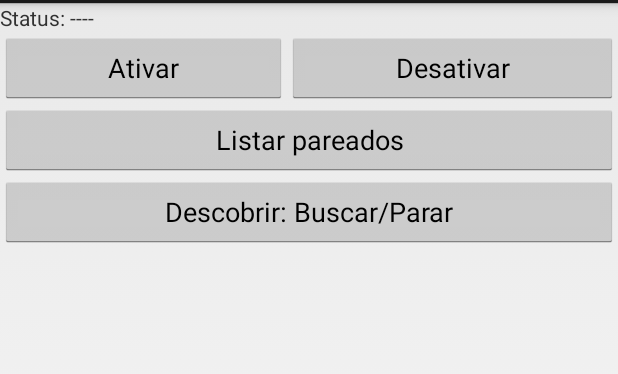
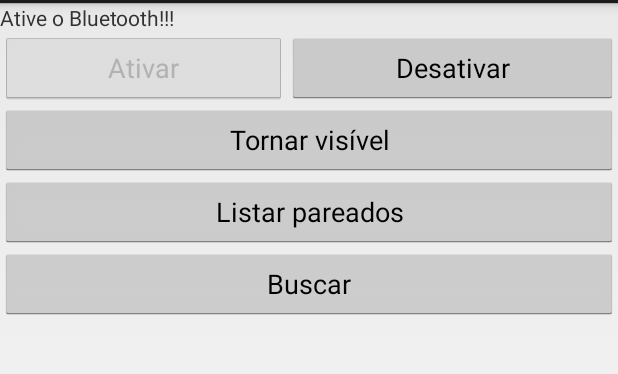
Before and after one commit to filipe1309/Codes, an Android app: the screen it shows after launch (MyActivity), after a tap on "Ativar", on a phone screen of 412 x 824 dp, the part 69-443 px from its top. Run offline under Robolectric (Android 15) with nearby library versions, the phone set to English and light mode, and no system bars.

Commit message:
android: Add discoverable mode
Signed-off-by: Filipe Leuch Bonfim <flb09@inf.ufpr.br>

```diff
--- a/android/BluetoothDevelopers/app/src/main/java/com/c3sl/flb09/bluetoothdevelopers/MyActivity.java
+++ b/android/BluetoothDevelopers/app/src/main/java/com/c3sl/flb09/bluetoothdevelopers/MyActivity.java
@@ -26,9 +26,11 @@ public class MyActivity extends Activity {
     private BluetoothAdapter mBluetoothAdapter = null;
     private Button bt_find_stop;
     private Button bt_list;
+    private Button bt_disc;
     private Button bt_on;
     private Button bt_off;
     private TextView tv_text;
+    private int DISCOVERABLE_DURATION = 15;
     private ArrayAdapter<String> mArrayAdapter;
     private Set<BluetoothDevice> pairedDevices;
     private ListView listView;
@@ -45,6 +47,7 @@ public class MyActivity extends Activity {
         tv_text = (TextView) findViewById(R.id.tv_text);
         bt_on = (Button) findViewById(R.id.bt_on);
         bt_off = (Button) findViewById(R.id.bt_off);
+        bt_disc = (Button) findViewById(R.id.bt_disc);
         bt_list = (Button) findViewById(R.id.bt_list);
         bt_find_stop = (Button) findViewById(R.id.bt_find_stop);
         mBluetoothAdapter = BluetoothAdapter.getDefaultAdapter();
@@ -55,9 +58,15 @@ public class MyActivity extends Activity {
             bt_list.setEnabled(false);
             bt_on.setEnabled(false);
             bt_off.setEnabled(false);
+            bt_disc.setEnabled(false);
             tv_text.setText("Status: not supported");
             Toast.makeText(this, "Device does not support Bluetooth", Toast.LENGTH_LONG).show();
         } else {
+
+            if(!mBluetoothAdapter.isEnabled()) {
+                disableButtons();
+            }
+
             // Ativar Bluetooth
             bt_on.setOnClickListener(new View.OnClickListener() {
                 @Override
@@ -71,6 +80,13 @@ public class MyActivity extends Activity {
                 @Override
                 public void onClick(View view) {
                     bluetooth_off(view);
+                }
+            });
+
+            bt_disc.setOnClickListener(new View.OnClickListener() {
+                @Override
+                public void onClick(View view) {
+                    setDeviceVisible();
                 }
             });
 
@@ -95,7 +111,23 @@ public class MyActivity extends Activity {
 
             listView = (ListView) findViewById(R.id.lv_pared_devices);
             listView.setAdapter(mArrayAdapter);
+
+            registerBR();
+
         }
+    }
+
+    public void registerBR() {
+        // registrando o BroadcastReceiver, desregistrar no onDestroy()
+        IntentFilter filter = new IntentFilter();
+        // Para identificar pelo Broadcast Receiver quando um dispositivo por encontrado
+        filter.addAction(BluetoothDevice.ACTION_FOUND);
+        // Para identificar o final do modo de descoberta
+        filter.addAction(BluetoothAdapter.ACTION_DISCOVERY_FINISHED);
+        // Para decobrir quando saiu/entrou do modo visível
+        filter.addAction(BluetoothAdapter.ACTION_SCAN_MODE_CHANGED);
+        this.registerReceiver(mReceiver,filter);
+        //registerReceiver(mReceiver, new IntentFilter(BluetoothDevice.ACTION_FOUND));
     }
 
     // Descobrindo dispositivos
@@ -111,23 +143,60 @@ public class MyActivity extends Activity {
                 BluetoothDevice device = intent.getParcelableExtra(BluetoothDevice.EXTRA_DEVICE);
                 mArrayAdapter.add(device.getName() + "\n" + device.getAddress() + "\n" + "finded");
                 mArrayAdapter.notifyDataSetChanged();
+            } else if(BluetoothAdapter.ACTION_DISCOVERY_FINISHED.equals(action)) {
+                if(mBluetoothAdapter.isEnabled())
+                    bt_find_stop.setEnabled(true);
+                bt_find_stop.setText(R.string.find_stop);
+            } else if (BluetoothAdapter.ACTION_SCAN_MODE_CHANGED.equals(action)) {
+                if((BluetoothAdapter.EXTRA_PREVIOUS_SCAN_MODE.equals(
+                        BluetoothAdapter.SCAN_MODE_CONNECTABLE_DISCOVERABLE) ||
+                        BluetoothAdapter.EXTRA_PREVIOUS_SCAN_MODE.equals(
+                                BluetoothAdapter.SCAN_MODE_NONE))){
+                    bt_disc.setEnabled(true);
+                    tv_text.setText("Status: end discoverable.");
+                } else {
+                    tv_text.setText("Status: scan mode: PV: "+ BluetoothAdapter.EXTRA_PREVIOUS_SCAN_MODE + "Actual:"+BluetoothAdapter.EXTRA_SCAN_MODE);
+
+                }
             }
         }
     };
+
+    public void setDeviceVisible() {
+        // Se o Bluetooth não estiver ativo, então ele será
+        // automaticamenta ativado
+        enableButtons();
+        Intent enablaBtIntent = new Intent(BluetoothAdapter.ACTION_REQUEST_DISCOVERABLE);
+        enablaBtIntent.putExtra(BluetoothAdapter.EXTRA_DISCOVERABLE_DURATION,DISCOVERABLE_DURATION);
+        startActivityForResult(enablaBtIntent, REQUEST_ENABLE_BT);
+        bt_disc.setEnabled(false);
+    }
+
+    public void enableButtons() {
+        bt_find_stop.setEnabled(true);
+        bt_list.setEnabled(true);
+        bt_off.setEnabled(true);
+        bt_on.setEnabled(false);
+    }
+
+    public void disableButtons() {
+        bt_find_stop.setEnabled(false);
+        bt_list.setEnabled(false);
+        bt_off.setEnabled(false);
+        bt_on.setEnabled(true);
+        tv_text.setText("Ative o Bluetooth!!!");
+    }
 
     public void find(View v) {
         // Se estiver buscando disposito então para de buscar
         if (mBluetoothAdapter.isEnabled())
             if (mBluetoothAdapter.isDiscovering()) {
-                tv_text.setText("Status: Enable / finding off");
                 mBluetoothAdapter.cancelDiscovery();
             } else { // inicia busca
                 mArrayAdapter.clear();
-                tv_text.setText("Status: Enable / finding on...");
+                bt_find_stop.setEnabled(false);
+                bt_find_stop.setText("Pesquisando...");
                 mBluetoothAdapter.startDiscovery();
-
-                // registrando o BroadcastReceiver, desregistrar no onDestroy()
-                registerReceiver(mReceiver, new IntentFilter(BluetoothDevice.ACTION_FOUND));
             }
     }
 
@@ -139,6 +208,7 @@ public class MyActivity extends Activity {
             startActivityForResult(enableBtIntent, REQUEST_ENABLE_BT);
             Toast.makeText(getApplicationContext(),"Bluetooth turned on",
                     Toast.LENGTH_LONG).show();
+            enableButtons();
         } else {
             Toast.makeText(getApplicationContext(),"Bluetooth is already on",
                     Toast.LENGTH_LONG).show();
@@ -150,6 +220,8 @@ public class MyActivity extends Activity {
         tv_text.setText("Status: Disconnected");
         Toast.makeText(getApplicationContext(),"Bluetooth turned off",
                 Toast.LENGTH_LONG).show();
+        disableButtons();
+        mArrayAdapter.clear();
     }
 
     public void bluetooth_list_pared(View view){
--- a/android/BluetoothDevelopers/app/src/main/res/layout/activity_my.xml
+++ b/android/BluetoothDevelopers/app/src/main/res/layout/activity_my.xml
@@ -29,6 +29,13 @@
             android:layout_width="wrap_content" />
 
     </LinearLayout>
+
+    <Button
+        android:id="@+id/bt_disc"
+        android:text="@string/disc"
+        android:layout_width="fill_parent"
+        android:layout_height="wrap_content" />
+
     <Button
         android:id="@+id/bt_list"
         android:text="@string/list"
--- a/android/BluetoothDevelopers/app/src/main/res/values/strings.xml
+++ b/android/BluetoothDevelopers/app/src/main/res/values/strings.xml
@@ -4,11 +4,13 @@
     <string name="app_name">BluetoothDevelopers</string>
     <string name="hello_world">Hello world!</string>
     <string name="action_settings">Settings</string>
-    <string name="find_stop">Descobrir: Buscar/Parar</string>
+    <string name="find_stop">Buscar</string>
     <string name="on">Ativar</string>
     <string name="off">Desativar</string>
     <string name="list">Listar pareados</string>
     <string name="text">Status: ----</string>
+    <string name="disc">Tornar visível</string>
+
 
 
 
```
